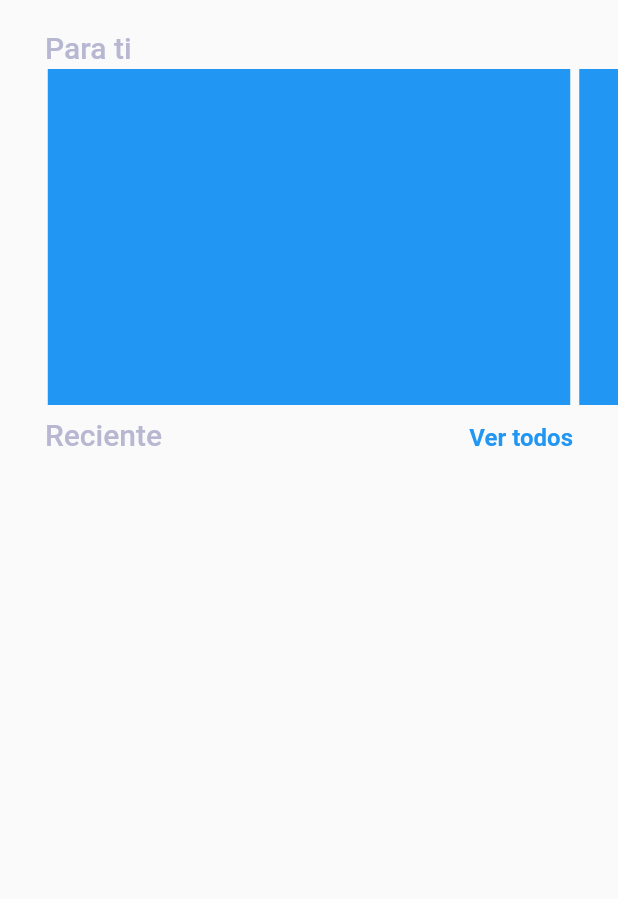
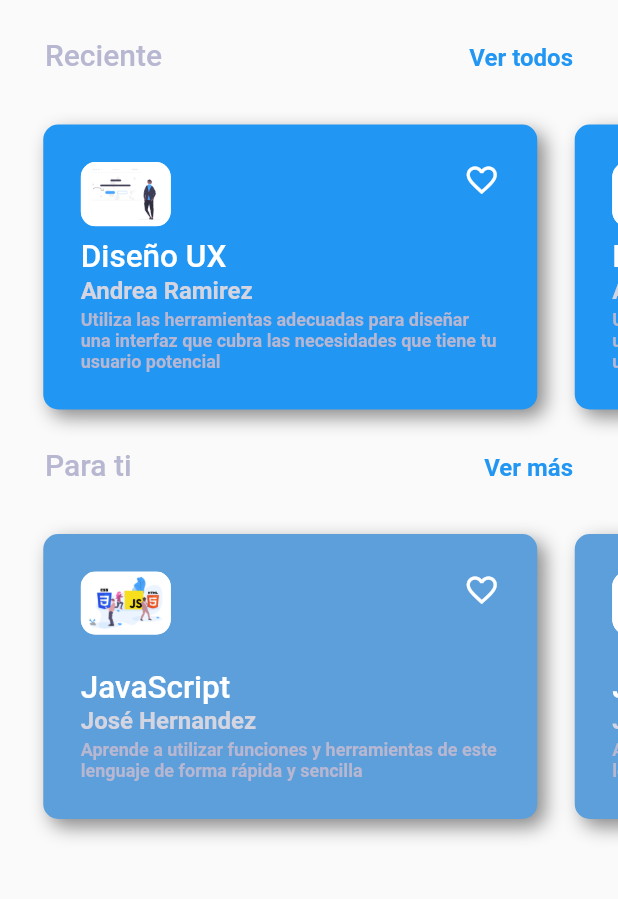
Before and after one commit to Exodus-Titan/Entrega-de-Flutter-Desarrollo, a Flutter app: the screen it shows after launch, on a phone screen of 412 x 824 dp, the part 93-992 px from its top. Run offline on Flutter 3.47's test engine with Material 2 defaults, Android fonts, the phone set to English and light mode, and no system bars; drawn by our look-alikes of carousel_slider.

Commit message:
Vista Cursos (Recientes/Recomendados)

```diff
--- a/flutter_app_1/lib/componentes/cursos_recientes.dart
+++ b/flutter_app_1/lib/componentes/cursos_recientes.dart
@@ -1,18 +1,23 @@
-/* import 'package:flutter/material.dart';
-import '../modelos/curso.dart';
+import 'package:flutter/material.dart';
+import 'package:carousel_slider/carousel_slider.dart';
+import 'item_cursos_recientes.dart';
 
-class cursosRecientes extends StatelessWidget{
-  //List <Curso> cursos;
-
-  //cursosRecientes(this.cursos);
-
+class CarouselCursosRecientes extends StatelessWidget{
   @override
-  Widget build (BuildContext context) {
-    return ListView.builder(
-      shrinkWrap: true,
-      physics: NeverScrollableScrollPhysics(),
-      //itemCount: this.cursos.length,
-      itemBuilder: (contex, index) => ,
+  Widget build(BuildContext context){
+    return CarouselSlider(
+      options: CarouselOptions(
+        enableInfiniteScroll: false,
+        reverse: false,
+        viewportFraction: 0.86,
+        height:230.0,
+      ),
+      items: <Widget>[ //se elimina el widget y se agrega la lista de cursos
+        ItemCursosRecientes(),
+        ItemCursosRecientes(),
+        ItemCursosRecientes(),
+        ItemCursosRecientes(),
+      ],
     );
   }
-} */
+}
--- a/flutter_app_1/lib/componentes/cursos_recomendados.dart
+++ b/flutter_app_1/lib/componentes/cursos_recomendados.dart
@@ -1,7 +1,8 @@
 import 'package:flutter/material.dart';
 import 'package:carousel_slider/carousel_slider.dart';
+import 'item_cursos_recomendados.dart';
 
-class CarouselCursos extends StatelessWidget{
+class CarouselCursosRecomendados extends StatelessWidget{
   @override
   Widget build(BuildContext context){
     return CarouselSlider(
@@ -11,11 +12,11 @@ class CarouselCursos extends StatelessWidget{
         viewportFraction: 0.86,
         height:230.0,
       ),
-      items: <Widget>[
-        Container(margin: EdgeInsets.all(3.0), color: Colors.blue),
-        Container(margin: EdgeInsets.all(3.0), color: Colors.blue),
-        Container(margin: EdgeInsets.all(3.0), color: Colors.blue),
-        Container(margin: EdgeInsets.all(3.0), color: Colors.blue),
+      items: <Widget>[ //se elimina el widget y se agrega la lista de cursos
+        ItemCursosRecomendados(),
+        ItemCursosRecomendados(),
+        ItemCursosRecomendados(),
+        ItemCursosRecomendados(),
       ],
     );
   }
--- /dev/null
+++ b/flutter_app_1/lib/componentes/item_cursos_recientes.dart
@@ -0,0 +1,94 @@
+import 'package:flutter/material.dart';
+
+class ItemCursosRecientes extends StatelessWidget {
+  @override
+  Widget build(BuildContext context) {
+    return Padding(
+      padding: const EdgeInsets.only(right: 25.0, bottom:20.0, top: 20.0),
+      child: Container(
+      decoration: boxDecoration(context),
+      child: Padding(
+      padding: const EdgeInsets.all(25.0),
+      child: Column(
+        mainAxisAlignment: MainAxisAlignment.spaceBetween,
+        children: <Widget>[
+        Row(
+          mainAxisAlignment: MainAxisAlignment.spaceBetween,
+          crossAxisAlignment: CrossAxisAlignment.start,
+          children: <Widget> [
+            cursoLogo(),
+            favoriteIcon(),
+          ],
+        ),
+        infoCursoReciente(context),
+        ],
+      ),
+    ),
+    ),
+    );
+  }
+}
+
+BoxDecoration boxDecoration(context) {
+  return BoxDecoration(
+    color: Theme.of(context).primaryColor,
+    borderRadius: BorderRadius.circular(10.0),
+    boxShadow: const <BoxShadow> [
+      BoxShadow(
+        color: Colors.black45,
+        offset: Offset(5.0, 5.0),
+        blurRadius: 10.0
+      ),
+    ],
+  );
+}
+
+Widget cursoLogo() {
+  return Container(
+    decoration: BoxDecoration(
+      color: Colors.white,
+      borderRadius: BorderRadius.circular(10.0),
+    ),
+    child: ClipRRect(
+      borderRadius: BorderRadius.circular(10.0),
+      child: Image.asset(
+        'assets/imgs/CursoUX.png', //this.curso.logoCurso
+        width: 60.0,
+      ),
+    ),
+  );
+}
+
+Widget favoriteIcon() {
+  return const Icon(
+    Icons.favorite_border,
+    color: Colors.white,
+  );
+}
+
+Widget infoCursoReciente(context) {
+  return Column(
+    crossAxisAlignment: CrossAxisAlignment.start,
+    children: <Widget> [
+      Text(
+        'Diseño UX',//this.curso.titulo
+        style: Theme.of(context).textTheme.headline3,
+      ),
+      const Text(
+        'Andrea Ramirez', //this.curso.profesor
+        style: TextStyle(
+          fontSize: 16.0,
+          color: Color(0xFFD5D5E1),
+        ),
+      ),
+      SizedBox(height: 3.0),
+      const Text(
+        'Utiliza las herramientas adecuadas para diseñar una interfaz que cubra las necesidades que tiene tu usuario potencial', //this.curso.descripcion
+        style: TextStyle(
+        fontSize: 12.0,
+        color: Color(0XFFB7B7D2),
+        ),
+      ),
+    ],
+  );
+}
--- /dev/null
+++ b/flutter_app_1/lib/componentes/item_cursos_recomendados.dart
@@ -0,0 +1,94 @@
+import 'package:flutter/material.dart';
+
+class ItemCursosRecomendados extends StatelessWidget {
+  @override
+  Widget build(BuildContext context) {
+    return Padding(
+      padding: const EdgeInsets.only(right: 25.0, bottom:20.0, top: 20.0),
+      child: Container(
+      decoration: boxDecoration(context),
+      child: Padding(
+      padding: const EdgeInsets.all(25.0),
+      child: Column(
+        mainAxisAlignment: MainAxisAlignment.spaceBetween,
+        children: <Widget>[
+        Row(
+          mainAxisAlignment: MainAxisAlignment.spaceBetween,
+          crossAxisAlignment: CrossAxisAlignment.start,
+          children: <Widget> [
+            cursoLogo(),
+            favoriteIcon(),
+          ],
+        ),
+        infoCursoRecomendado(context),
+        ],
+      ),
+    ),
+    ),
+    );
+  }
+}
+
+BoxDecoration boxDecoration(context) {
+  return BoxDecoration(
+    color: Color(0xFF5D9FDA),
+    borderRadius: BorderRadius.circular(10.0),
+    boxShadow: const <BoxShadow> [
+      BoxShadow(
+        color: Colors.black45,
+        offset: Offset(5.0, 5.0),
+        blurRadius: 10.0
+      ),
+    ],
+  );
+}
+
+Widget cursoLogo() {
+  return Container(
+    decoration: BoxDecoration(
+      color: Colors.white,
+      borderRadius: BorderRadius.circular(10.0),
+    ),
+    child: ClipRRect(
+      borderRadius: BorderRadius.circular(10.0),
+      child: Image.asset(
+        'assets/imgs/CursoJavaScript.png', //this.nombre.logoCurso
+        width: 60.0,
+      ),
+    ),
+  );
+}
+
+Widget favoriteIcon() {
+  return const Icon(
+    Icons.favorite_border,
+    color: Colors.white,
+  );
+}
+
+Widget infoCursoRecomendado(context) {
+  return Column(
+    crossAxisAlignment: CrossAxisAlignment.start,
+    children: <Widget> [
+      Text(
+        'JavaScript', //this.curso.titulo
+        style: Theme.of(context).textTheme.headline3,
+      ),
+      const Text(
+        'José Hernandez', //this.curso.profesor
+        style: TextStyle(
+          fontSize: 16.0,
+          color: Color(0xFFD5D5E1),
+        ),
+      ),
+      SizedBox(height: 3.0),
+      const Text(
+        'Aprende a utilizar funciones y herramientas de este lenguaje de forma rápida y sencilla', //this.curso.descripcion
+        style: TextStyle(
+        fontSize: 12.0,
+        color: Color(0XFFB7B7D2),
+        ),
+      ),
+    ],
+  );
+}
--- a/flutter_app_1/lib/main.dart
+++ b/flutter_app_1/lib/main.dart
@@ -13,7 +13,7 @@ class MyApp extends StatelessWidget {
       title: 'Corsi',
       home: PantallaCursos(),
       theme: ThemeData(
-        primaryColor: Color(0xFF4369F5),
+        primaryColor: Color(0xFF2196F3),
         accentColor: Color(0XFF030047),
         highlightColor: Color(0XFFB7B7D2),
 
@@ -22,6 +22,16 @@ class MyApp extends StatelessWidget {
             fontSize: 36.0,
             fontWeight: FontWeight.bold,
             color: Color(0xFF2196F3),
+          ),
+          headline2: TextStyle(
+            fontSize: 36.0,
+            fontWeight: FontWeight.bold,
+            color: Color(0xFF2196F3),
+          ),
+          headline3: TextStyle(
+            fontSize: 21.0,
+            fontWeight: FontWeight.w500,
+            color: Colors.white,
           ),
           bodyText1: TextStyle(
             fontSize: 20.0,
--- a/flutter_app_1/lib/modelos/curso.dart
+++ b/flutter_app_1/lib/modelos/curso.dart
@@ -1,9 +1,10 @@
 /* import './profesor.dart';
 
 class Curso {
-  String nombre;
+  String logoCurso;
+  String titulo;
   String descripcion;
   Profesor profesor;
 
-  Curso({this.nombre, this.descripcion, this.profesor})
+  Curso({required this.logoCurso, required this.titulo, required this.descripcion, required this.profesor})
 } */
--- a/flutter_app_1/lib/pantallas/pantalla_cursos.dart
+++ b/flutter_app_1/lib/pantallas/pantalla_cursos.dart
@@ -1,7 +1,14 @@
 import 'package:flutter/material.dart';
+import '../componentes/cursos_recientes.dart';
 import '../componentes/cursos_recomendados.dart';
 
+
 class PantallaCursos extends StatelessWidget {
+
+// agregar lista para cursos recientes
+
+//agregar lista para cursos recomendados
+
 
   @override
   Widget build (BuildContext context) {
@@ -11,8 +18,8 @@ class PantallaCursos extends StatelessWidget {
           children: <Widget> [
             //customAppBar(),
             textsHeader(context),
+            cursosRecientes(context),
             cursosRecomendados(context),
-            cursosRecientes(context),
           ],
         ),
       ),
@@ -56,24 +63,9 @@ Widget textsHeader(context) {
   );
 }
 
-Widget cursosRecomendados(context){
+Widget cursosRecientes(context){
   return Column(
     crossAxisAlignment: CrossAxisAlignment.start,
-    children: <Widget> [
-      Padding(
-        padding: const EdgeInsets.only(left: 30.0),
-        child: Text(
-          'Para ti',
-          style: Theme.of(context).textTheme.bodyText1,
-        ),
-      ),
-      CarouselCursos(),
-    ],
-  );
-}
-
-Widget cursosRecientes(context){
-  return Column(
     children: <Widget> [
       Padding(
         padding: EdgeInsets.only(left: 30.0, right: 30.0, top: 5.0, bottom: 15.0),
@@ -92,6 +84,33 @@ Widget cursosRecientes(context){
           ],
         ),
       ),
+      CarouselCursosRecientes(),
     ],
   );
 }
+
+Widget cursosRecomendados(context){
+  return Column(
+    crossAxisAlignment: CrossAxisAlignment.start,
+    children: <Widget> [
+      Padding(
+        padding: EdgeInsets.only(left: 30.0, right: 30.0, top: 5.0, bottom: 15.0),
+        child: Row(
+          mainAxisAlignment: MainAxisAlignment.spaceBetween,
+          crossAxisAlignment: CrossAxisAlignment.end,
+          children: <Widget> [
+            Text(
+              'Para ti',
+              style: Theme.of(context).textTheme.bodyText1,
+            ),
+            Text(
+              'Ver más',
+              style: Theme.of(context).textTheme.bodyText2,
+            ),
+          ],
+        ),
+      ),
+      CarouselCursosRecomendados(),
+    ],
+  );
+}
```
Also changed, not shown: flutter_app_1/assets/imgs/CursoDiseño.png (added), flutter_app_1/assets/imgs/CursoJavaScript.png (added), flutter_app_1/assets/imgs/CursoRobotica.png (added), flutter_app_1/assets/imgs/CursoUX.png (added).
